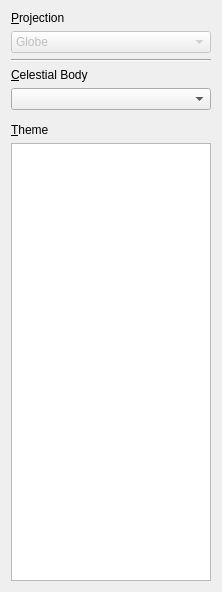
Above: src/lib/MapViewWidget.ui from KDE/marble before the change. Below: the same form after it.
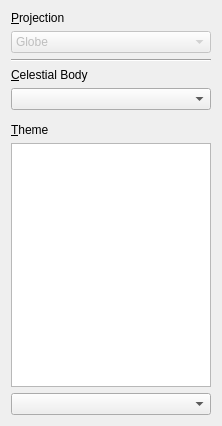
That is the form after the change. Icons and pictures are not drawn. Custom widgets are drawn as their Qt base class.

Commit message:
use a combobox for map theme selection for mobile devices
Motivation:
* consumes less space
* refrains users from accidential usage
* current map theme is easier to grasp

```diff
--- a/src/lib/MapViewWidget.ui
+++ b/src/lib/MapViewWidget.ui
@@ -7,7 +7,7 @@
     <x>0</x>
     <y>0</y>
     <width>222</width>
-    <height>592</height>
+    <height>426</height>
    </rect>
   </property>
   <property name="windowTitle">
@@ -136,6 +136,9 @@
      </property>
     </widget>
    </item>
+   <item>
+    <widget class="QComboBox" name="mapThemeComboBox"/>
+   </item>
   </layout>
  </widget>
  <customwidgets>
```
The commit also changes 2 other files.
